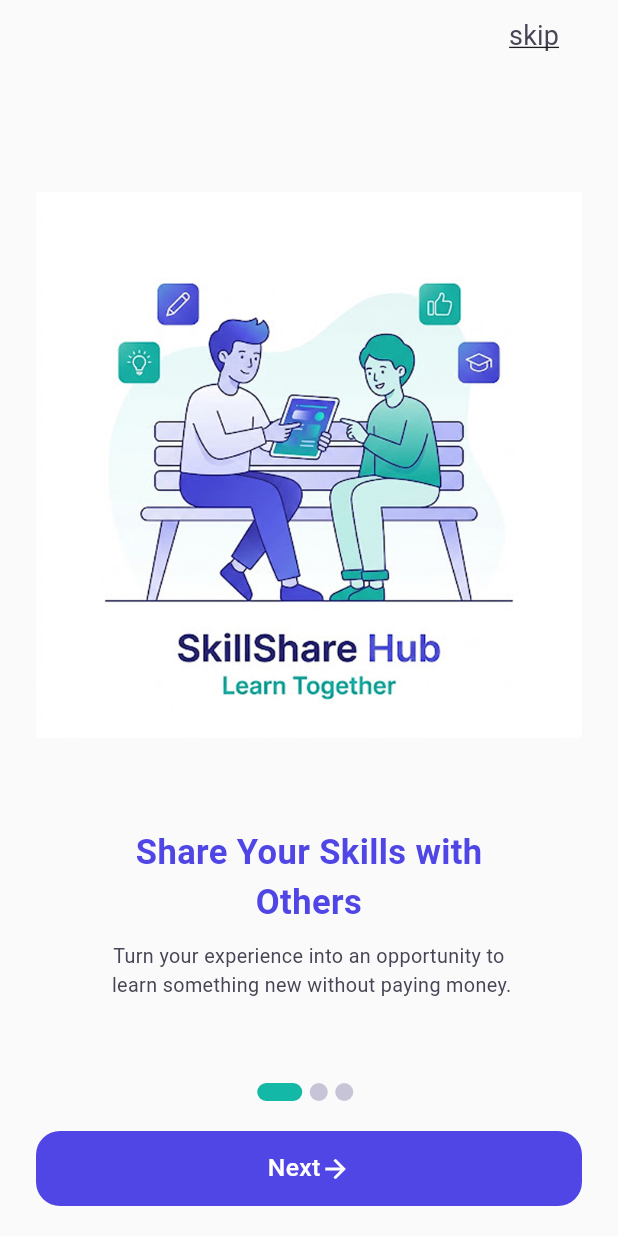
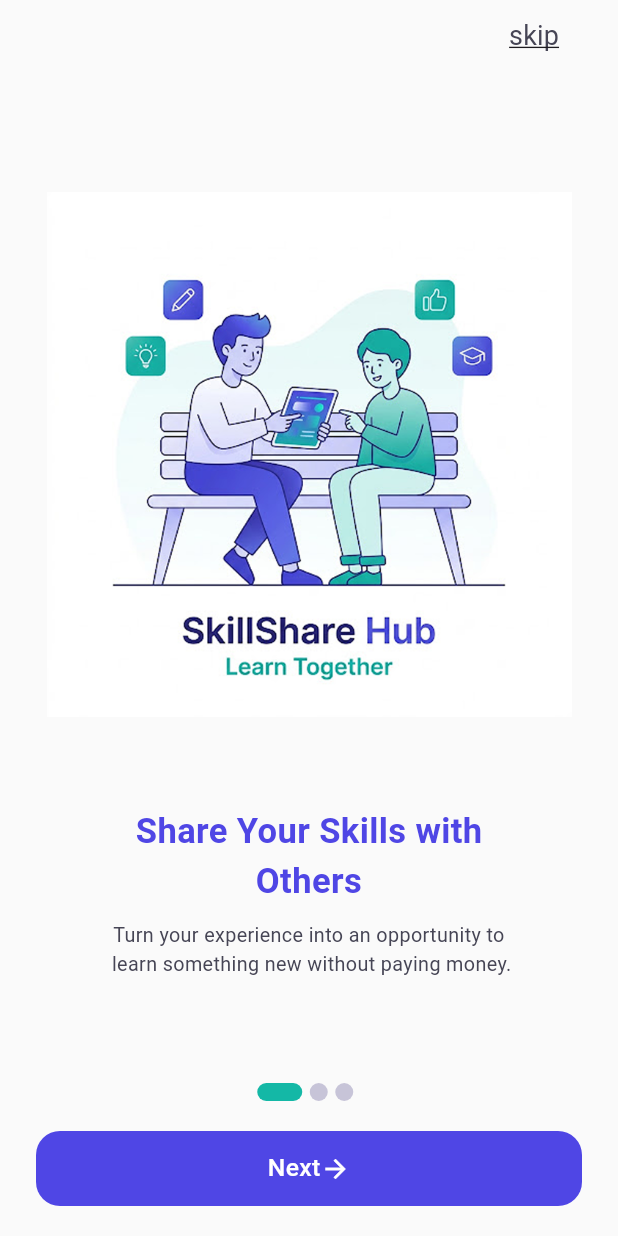
Before and after one commit to BassantAl/swap_skill_app, a Flutter app: the screen it shows after launch, on a phone screen of 412 x 824 dp. Run offline on Flutter 3.47's test engine with Material 3 defaults, Android fonts, the phone set to English and light mode, and no system bars; our stand-ins replace device_preview, go_router.

Commit message:
fixed some error on onboarding

```diff
--- a/lib/core/theme/app_styles.dart
+++ b/lib/core/theme/app_styles.dart
@@ -46,7 +46,7 @@ double getResponsiveFontsize({
   double resposiveFontsize = fontsize * scaleFactor;
 
   double lowerLimit = fontsize * 0.8;
-  double upperLimit = fontsize * 1.2;
+  double upperLimit = fontsize * 1.1;
   return resposiveFontsize.clamp(lowerLimit, upperLimit);
 }
 
--- a/lib/features/auth/presentation/views/login_view.dart
+++ b/lib/features/auth/presentation/views/login_view.dart
@@ -1,10 +1,14 @@
 import 'package:flutter/material.dart';
+import 'package:swap_skill/core/widgets/adaptive_layout_widget.dart';
+import 'package:swap_skill/features/auth/presentation/views/widgets/login_mobile_lauout_widget.dart';
 
 class LoginView extends StatelessWidget {
   const LoginView({super.key});
 
   @override
   Widget build(BuildContext context) {
-    return const Scaffold();
+    return  Scaffold(
+      body: AdaptiveLayoutWidget(mobileLayout:(context) =>LoginMobileLauoutWidget(), tabletLayout: (context)=>SizedBox(), desktopLayout: (context)=>SizedBox()),
+    );
   }
 }
--- a/lib/features/onboarding/presentation/views/widgets/onboarding_body_mobile_layout.dart
+++ b/lib/features/onboarding/presentation/views/widgets/onboarding_body_mobile_layout.dart
@@ -69,6 +69,7 @@ class _OnboardingBodyMobileLayoutState
                 },
               ),
             ),
+            SizedBox(height: 5,),
              DotsIndicator(currentPageIndex: currentPageIndex),
             const SizedBox(height: 20,),
              ManageButton(currentPageIndex: currentPageIndex,pageController: pageController,),
--- a/lib/features/onboarding/presentation/views/widgets/onboarding_page_item.dart
+++ b/lib/features/onboarding/presentation/views/widgets/onboarding_page_item.dart
@@ -10,15 +10,16 @@ class OnboardingPageItem extends StatelessWidget {
     return Center(
       child: Column(
         children: [
-          const SizedBox(height: 80),
+          const Flexible(child:  SizedBox(height: 80)),
           ConstrainedBox(
             constraints: BoxConstraints(
-              maxWidth: 400,
+              maxWidth: 350,
 
             ),
             child: AspectRatio(
               aspectRatio: 1,
               child: Image.asset(
+
                 fit: BoxFit.contain,
                 onboardingPageModel.image,
 
--- a/lib/main.dart
+++ b/lib/main.dart
@@ -1,12 +1,13 @@
+import 'package:device_preview/device_preview.dart';
 import 'package:flutter/material.dart';
 import 'package:swap_skill/core/routes/app_routes.dart';
 import 'package:swap_skill/core/theme/app_colors.dart';
 
 void main() {
-  runApp(//DevicePreview(
-    //enabled: true,
-    //builder:(context)=> const MyApp())
-    const MyApp()
+  runApp(DevicePreview(
+    enabled: true,
+    builder:(context)=> const MyApp())
+    // const MyApp()
     );
 }
 
@@ -17,8 +18,8 @@ class MyApp extends StatelessWidget {
   @override
   Widget build(BuildContext context) {
     return MaterialApp.router(
-      // locale: DevicePreview.locale(context),
-      // builder: DevicePreview.appBuilder,
+      locale: DevicePreview.locale(context),
+      builder: DevicePreview.appBuilder,
       debugShowCheckedModeBanner: false,
      routerConfig: AppRoutes.router,
       theme: ThemeData(
```
Also changed, not shown: lib/features/auth/presentation/views/widgets/login_mobile_lauout_widget.dart (added, +10 -0 lines).
